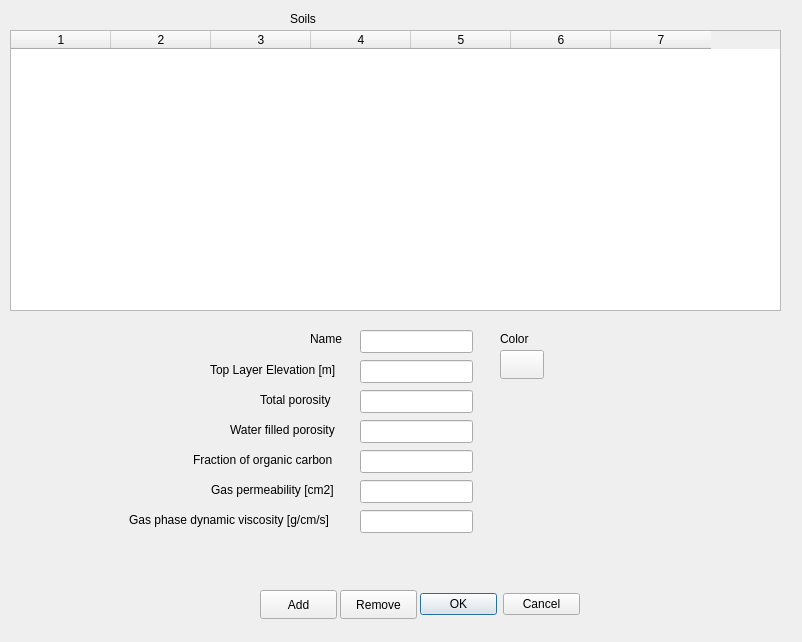
First picture: the form in Experimental/VaporIntrusionGUI/VaporIntrusionDelegate/SoilDialog.ui, repository perryiv/cadkit, before the edit.
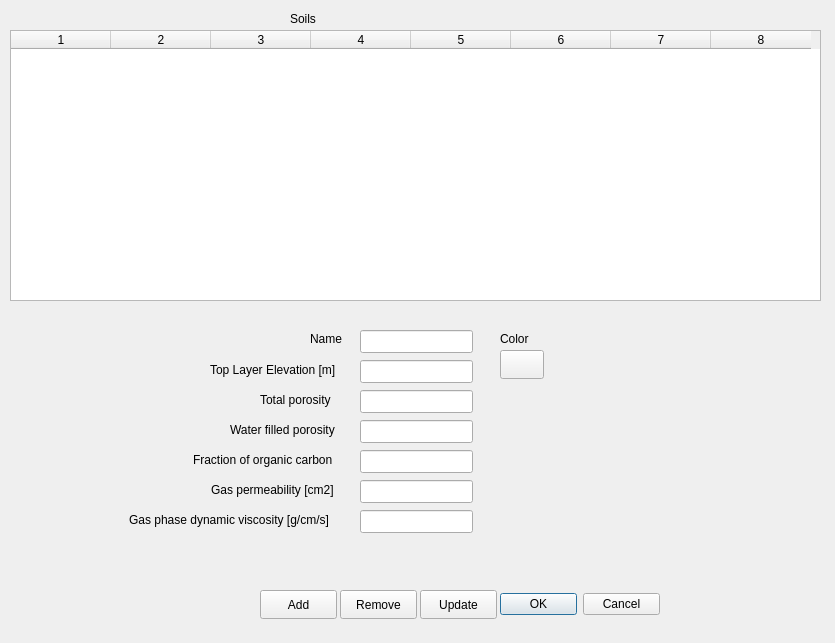
Second picture: the form after the edit. Custom widgets are drawn as their Qt base class.

Commit message: - added stubs for updating fields in soils, contaminants, cracks, Sources - extended the table columns to allow for a color in souls and sources

The edit to the form file:
```diff
--- a/Experimental/VaporIntrusionGUI/VaporIntrusionDelegate/SoilDialog.ui
+++ b/Experimental/VaporIntrusionGUI/VaporIntrusionDelegate/SoilDialog.ui
@@ -5,8 +5,8 @@
    <rect>
     <x>0</x>
     <y>0</y>
-    <width>802</width>
-    <height>642</height>
+    <width>835</width>
+    <height>643</height>
    </rect>
   </property>
   <property name="windowTitle" >
@@ -15,7 +15,7 @@
   <widget class="QDialogButtonBox" name="buttonBox" >
    <property name="geometry" >
     <rect>
-     <x>420</x>
+     <x>500</x>
      <y>590</y>
      <width>160</width>
      <height>29</height>
@@ -59,15 +59,15 @@
     <rect>
      <x>10</x>
      <y>30</y>
-     <width>771</width>
-     <height>281</height>
+     <width>811</width>
+     <height>271</height>
     </rect>
    </property>
    <property name="rowCount" >
     <number>0</number>
    </property>
    <property name="columnCount" >
-    <number>7</number>
+    <number>8</number>
    </property>
    <column/>
    <column/>
@@ -76,6 +76,7 @@
    <column/>
    <column/>
    <column/>
+   <column/>
   </widget>
   <widget class="QLabel" name="label" >
    <property name="geometry" >
@@ -277,6 +278,19 @@
     <string>Color</string>
    </property>
   </widget>
+  <widget class="QPushButton" name="updateButton" >
+   <property name="geometry" >
+    <rect>
+     <x>420</x>
+     <y>590</y>
+     <width>77</width>
+     <height>29</height>
+    </rect>
+   </property>
+   <property name="text" >
+    <string>Update</string>
+   </property>
+  </widget>
  </widget>
  <customwidgets>
   <customwidget>
```
The commit also changes 11 other files.
